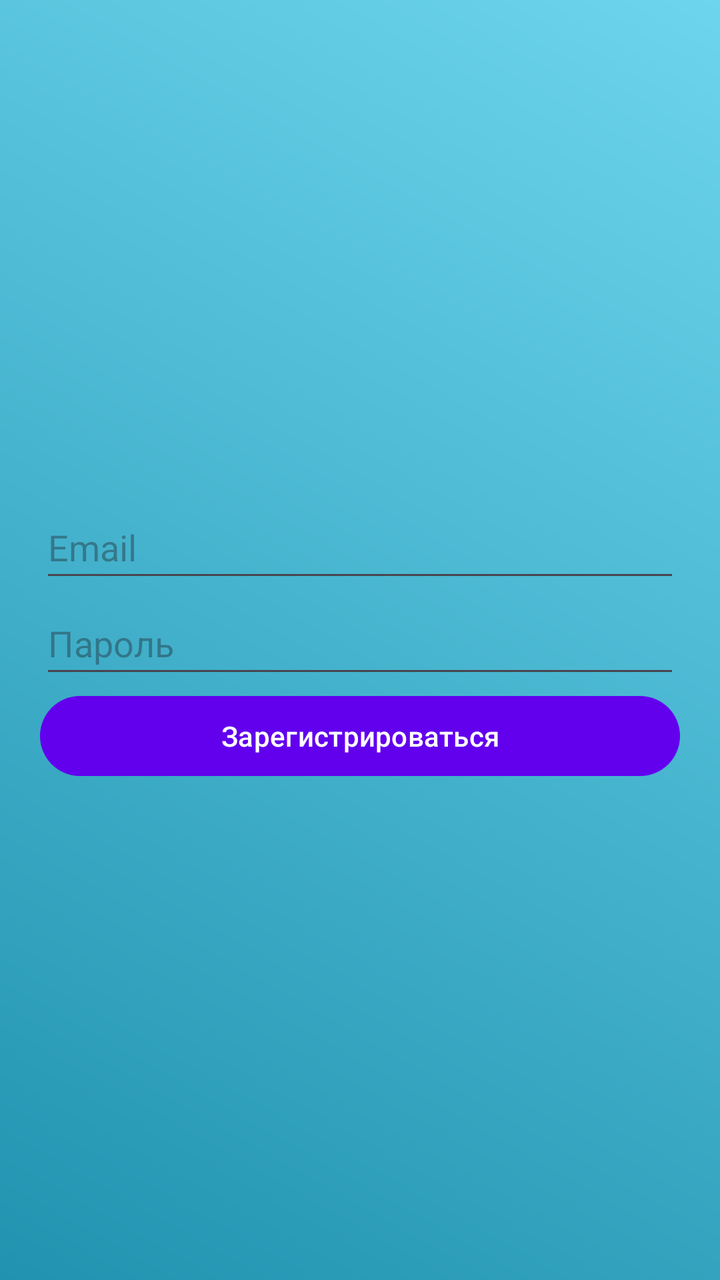
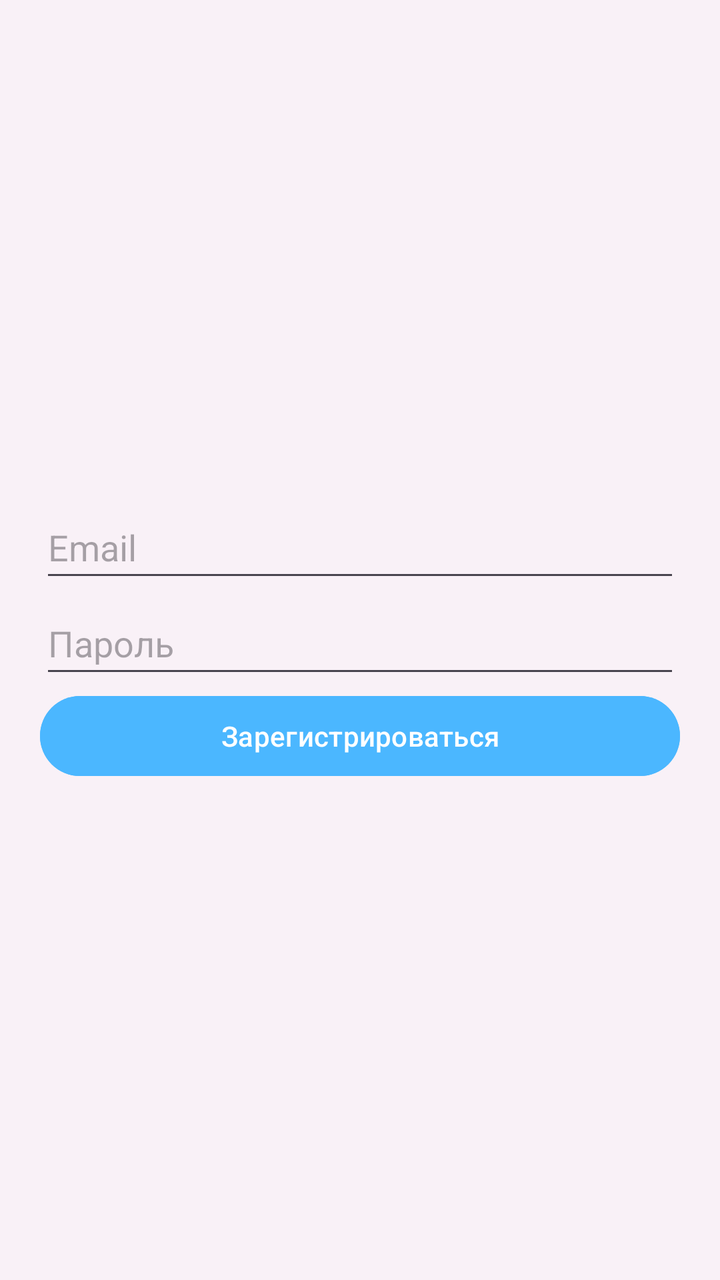

Two renders of the same Android screen: before a commit and after it. Below are the layout's source before the change and the commit's diff.
<!-- AndroidManifest.xml: application theme Theme.Project -->
<!-- res/layout/activity_register.xml -->
<?xml version="1.0" encoding="utf-8"?>
<LinearLayout xmlns:android="http://schemas.android.com/apk/res/android"
    android:background="@drawable/gradient_bg"
    android:layout_width="match_parent"
    android:layout_height="match_parent"
    android:padding="20dp"
    android:gravity="center"
    android:orientation="vertical">

    <EditText
        android:id="@+id/email"
        android:layout_width="match_parent"
        android:layout_height="wrap_content"
        android:hint="Email"
        android:inputType="textEmailAddress"
        android:minHeight="48dp" />

    <EditText
        android:id="@+id/password"
        android:layout_width="match_parent"
        android:layout_height="wrap_content"
        android:hint="Пароль"
        android:inputType="textPassword"
        android:minHeight="48dp" />

    <ProgressBar
        android:id="@+id/progressBar"
        android:layout_width="wrap_content"
        android:layout_height="wrap_content"
        android:visibility="gone"/>

    <Button
        android:id="@+id/registerButton"
        android:layout_width="match_parent"
        android:layout_height="wrap_content"
        android:text="Зарегистрироваться"/>
</LinearLayout>
<!-- resources referenced by this layout -->
<resources>
  <!-- drawable gradient_bg (drawable) -->
  <layer-list xmlns:android="http://schemas.android.com/apk/res/android">
      <item>
          <shape android:shape="rectangle">
              <gradient
                  android:angle="45"
                  android:startColor="#2193b0"
                  android:endColor="#6dd5ed"
                  android:type="linear"/>
          </shape>
      </item>
  </layer-list>
  <style name="Theme.Project" parent="Theme.Material3.Light">
  
          <item name="windowActionBar">false</item>
          <item name="windowNoTitle">true</item>
          
          <item name="colorPrimary">#6200EE</item>
          <item name="colorPrimaryVariant">#3700B3</item>
          <item name="colorOnPrimary">#FFFFFF</item>
  
          
          <item name="android:buttonStyle">@style/MyButtonStyle</item>
      </style>
  <style name="MyButtonStyle" parent="Widget.Material3.Button">
          <item name="materialButtonStyle">@style/MyRoundedButton</item>
      </style>
  <style name="MyRoundedButton" parent="Widget.Material3.Button">
          <item name="backgroundTint">#6200EE</item>
          <item name="android:textColor">#FFFFFF</item>
          <item name="shapeAppearanceOverlay">@style/RoundedCorners</item>
      </style>
  <style name="RoundedCorners">
          <item name="cornerSize">16dp</item>
      </style>
</resources>

<!-- the commit's change to res/layout/activity_register.xml (unified diff, before → after) -->
@@ -1,11 +1,11 @@
 <?xml version="1.0" encoding="utf-8"?>
 <LinearLayout xmlns:android="http://schemas.android.com/apk/res/android"
-    android:background="@drawable/gradient_bg"
     android:layout_width="match_parent"
     android:layout_height="match_parent"
-    android:padding="20dp"
+    android:background="#f9f1f7"
     android:gravity="center"
-    android:orientation="vertical">
+    android:orientation="vertical"
+    android:padding="20dp">
 
     <EditText
         android:id="@+id/email"
@@ -27,11 +27,12 @@
         android:id="@+id/progressBar"
         android:layout_width="wrap_content"
         android:layout_height="wrap_content"
-        android:visibility="gone"/>
+        android:visibility="gone" />
 
     <Button
         android:id="@+id/registerButton"
         android:layout_width="match_parent"
         android:layout_height="wrap_content"
-        android:text="Зарегистрироваться"/>
+        android:backgroundTint="#4bb7ff"
+        android:text="Зарегистрироваться" />
 </LinearLayout>
<!-- resource entries referenced after the edit -->
@@ -1,17 +1,5 @@
 <!-- resources referenced by this layout -->
 <resources>
-  <!-- drawable gradient_bg (drawable) -->
-  <layer-list xmlns:android="http://schemas.android.com/apk/res/android">
-      <item>
-          <shape android:shape="rectangle">
-              <gradient
-                  android:angle="45"
-                  android:startColor="#2193b0"
-                  android:endColor="#6dd5ed"
-                  android:type="linear"/>
-          </shape>
-      </item>
-  </layer-list>
   <style name="Theme.Project" parent="Theme.Material3.Light">
   
           <item name="windowActionBar">false</item>
